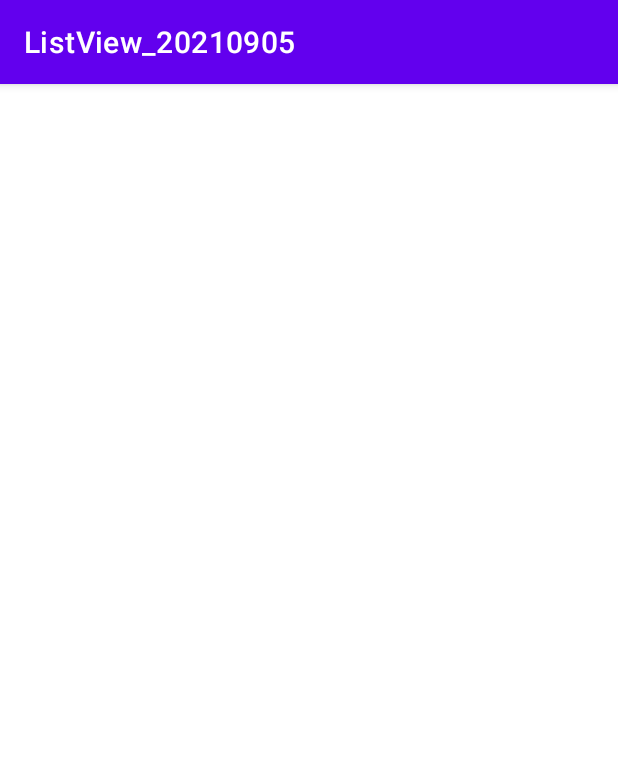
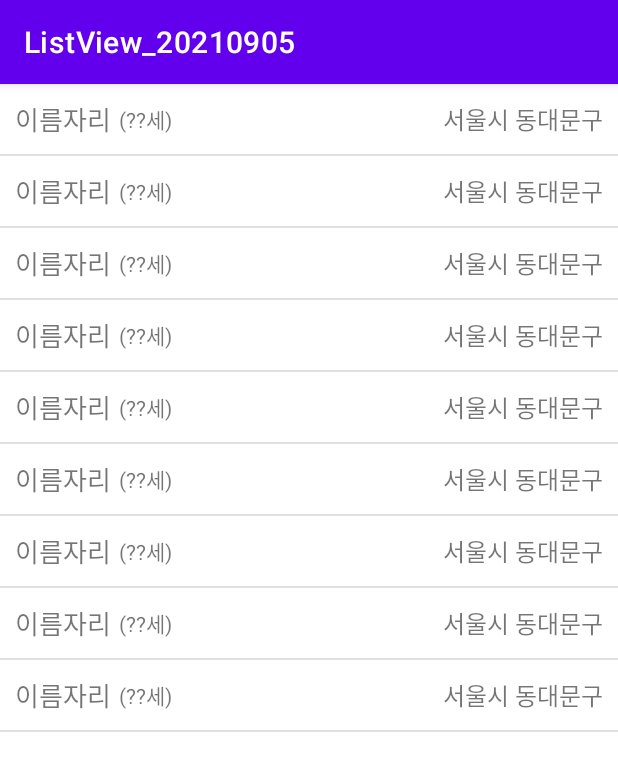
Before and after one commit to spris1513/ListView_20210905, an Android app: the screen it shows after launch (MainActivity), on a phone screen of 412 x 824 dp. Shown: the top 771 px of the screen. Run offline under Robolectric (Android 15) with nearby library versions, the phone set to English and light mode, and no system bars.

Commit message:
어댑터를 액티비티에 실제로 만들고, 리스트뷰와 연결

```diff
--- a/app/src/main/java/com/neppplus/listview_20210905/MainActivity.kt
+++ b/app/src/main/java/com/neppplus/listview_20210905/MainActivity.kt
@@ -2,11 +2,16 @@ package com.neppplus.listview_20210905
 
 import androidx.appcompat.app.AppCompatActivity
 import android.os.Bundle
+import com.neppplus.listview_20210905.adapters.StudentAdapter
 import com.neppplus.listview_20210905.datas.StudentData
+import kotlinx.android.synthetic.main.activity_main.*
 
 class MainActivity : AppCompatActivity() {
 
     val mStudentList = ArrayList<StudentData>()
+
+//    변수만 만들고, 대입은 나중에 하겠다 > lateinit var
+    lateinit var mAdapter: StudentAdapter
 
 
     override fun onCreate(savedInstanceState: Bundle?) {
@@ -25,6 +30,12 @@ class MainActivity : AppCompatActivity() {
         mStudentList.add(StudentData("전상효",1992,"서울시 구로구"))
         mStudentList.add(StudentData("차수나",1966,"서울시 동대문구"))
 
+//        미뤄놨던 mAdapter의 대입을 해주자
+        mAdapter = StudentAdapter(this, R.layout.student_list_item, mStudentList)
+
+//        리스트뷰의 어댑터로 > mAdapter가 역할을 하도록 연결시키자.
+        studentListView.adapter = mAdapter
+
 
 
 
```
